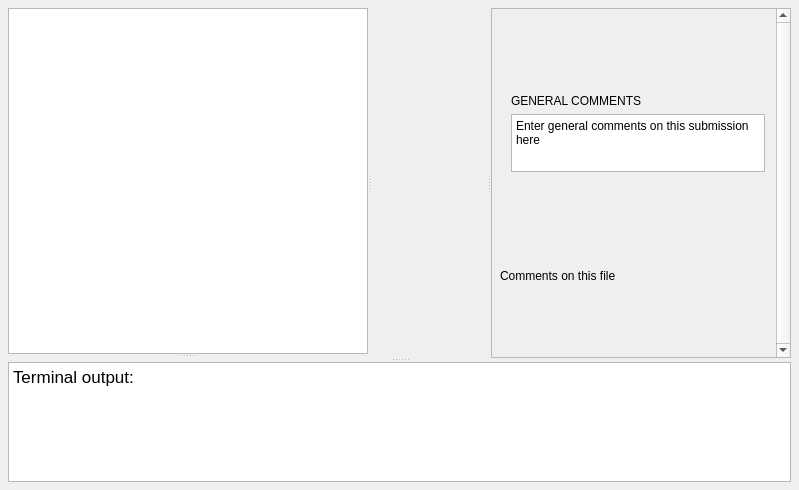
Old version of the form TurboGrade/ui/codeview.ui in the repository wassgha/TurboGrade.
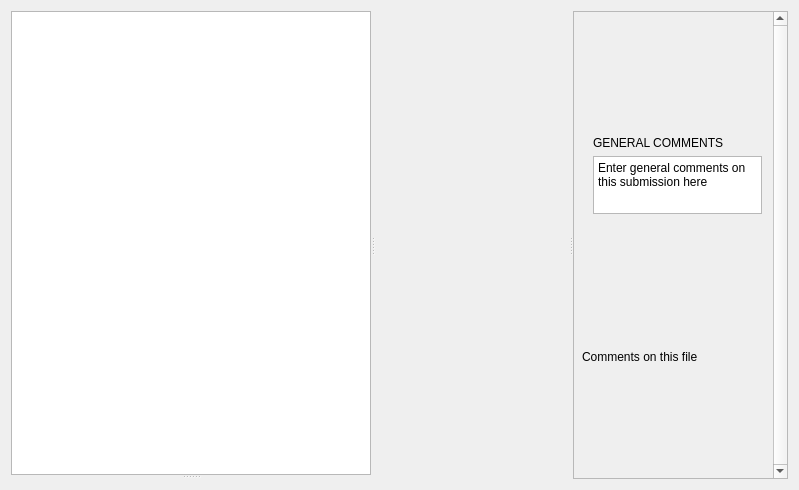
New version of the form. Icons and pictures are not drawn. Custom widgets are drawn as their Qt base class.

```diff
--- a/TurboGrade/ui/codeview.ui
+++ b/TurboGrade/ui/codeview.ui
@@ -101,24 +101,8 @@
 	padding: 0px;
 } </string>
   </property>
-  <layout class="QGridLayout" name="gridLayout">
-   <property name="leftMargin">
-    <number>8</number>
-   </property>
-   <property name="topMargin">
-    <number>8</number>
-   </property>
-   <property name="rightMargin">
-    <number>8</number>
-   </property>
-   <property name="bottomMargin">
-    <number>8</number>
-   </property>
-   <item row="0" column="0">
-    <widget class="QSplitter" name="splitter_3">
-     <property name="orientation">
-      <enum>Qt::Vertical</enum>
-     </property>
+  <layout class="QHBoxLayout" name="horizontalLayout">
+   <item>
      <widget class="QSplitter" name="splitter_2">
       <property name="orientation">
        <enum>Qt::Horizontal</enum>
@@ -132,13 +116,13 @@
        </property>
        <property name="minimumSize">
         <size>
-         <width>360</width>
+        <width>215</width>
          <height>0</height>
         </size>
        </property>
        <property name="maximumSize">
         <size>
-         <width>360</width>
+        <width>300</width>
          <height>16777215</height>
         </size>
        </property>
@@ -208,13 +192,13 @@
       <widget class="QScrollArea" name="comments">
        <property name="minimumSize">
         <size>
-         <width>300</width>
+        <width>215</width>
          <height>0</height>
         </size>
        </property>
        <property name="maximumSize">
         <size>
-         <width>300</width>
+        <width>215</width>
          <height>16777215</height>
         </size>
        </property>
@@ -235,8 +219,8 @@
          <rect>
           <x>8</x>
           <y>0</y>
-          <width>284</width>
-          <height>346</height>
+         <width>199</width>
+         <height>466</height>
          </rect>
         </property>
         <property name="minimumSize">
@@ -308,47 +292,6 @@
          </item>
         </layout>
        </widget>
-      </widget>
-     </widget>
-     <widget class="QTextEdit" name="terminal">
-      <property name="sizePolicy">
-       <sizepolicy hsizetype="Expanding" vsizetype="Expanding">
-        <horstretch>0</horstretch>
-        <verstretch>0</verstretch>
-       </sizepolicy>
-      </property>
-      <property name="minimumSize">
-       <size>
-        <width>0</width>
-        <height>100</height>
-       </size>
-      </property>
-      <property name="maximumSize">
-       <size>
-        <width>16777215</width>
-        <height>120</height>
-       </size>
-      </property>
-      <property name="baseSize">
-       <size>
-        <width>0</width>
-        <height>100</height>
-       </size>
-      </property>
-      <property name="sizeAdjustPolicy">
-       <enum>QAbstractScrollArea::AdjustToContents</enum>
-      </property>
-      <property name="readOnly">
-       <bool>true</bool>
-      </property>
-      <property name="html">
-       <string>&lt;!DOCTYPE HTML PUBLIC &quot;-//W3C//DTD HTML 4.0//EN&quot; &quot;http://www.w3.org/TR/REC-html40/strict.dtd&quot;&gt;
-&lt;html&gt;&lt;head&gt;&lt;meta name=&quot;qrichtext&quot; content=&quot;1&quot; /&gt;&lt;style type=&quot;text/css&quot;&gt;
-p, li { white-space: pre-wrap; }
-&lt;/style&gt;&lt;/head&gt;&lt;body style=&quot; font-family:'.SF NS Text'; font-size:13pt; font-weight:400; font-style:normal;&quot;&gt;
-&lt;p style=&quot; margin-top:0px; margin-bottom:0px; margin-left:0px; margin-right:0px; -qt-block-indent:0; text-indent:0px;&quot;&gt;Terminal output:&lt;/p&gt;
-&lt;p style=&quot;-qt-paragraph-type:empty; margin-top:0px; margin-bottom:0px; margin-left:0px; margin-right:0px; -qt-block-indent:0; text-indent:0px;&quot;&gt;&lt;br /&gt;&lt;/p&gt;&lt;/body&gt;&lt;/html&gt;</string>
-      </property>
      </widget>
     </widget>
    </item>
```
Left out of the diff: 10 changed lines with no effect on the pictures. Lines whose indentation alone changed are shown as unchanged.
